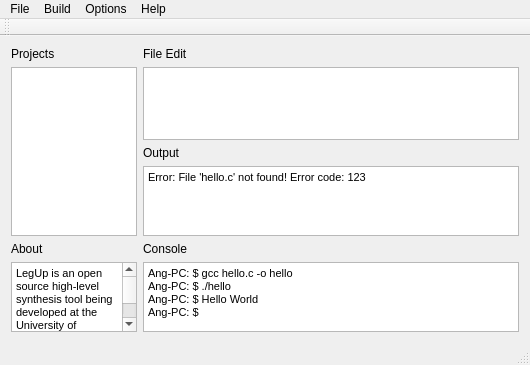
First picture: the form in legup_proper/mainwindow.ui, repository yunliangliu/LegUp_GUI, before the edit.
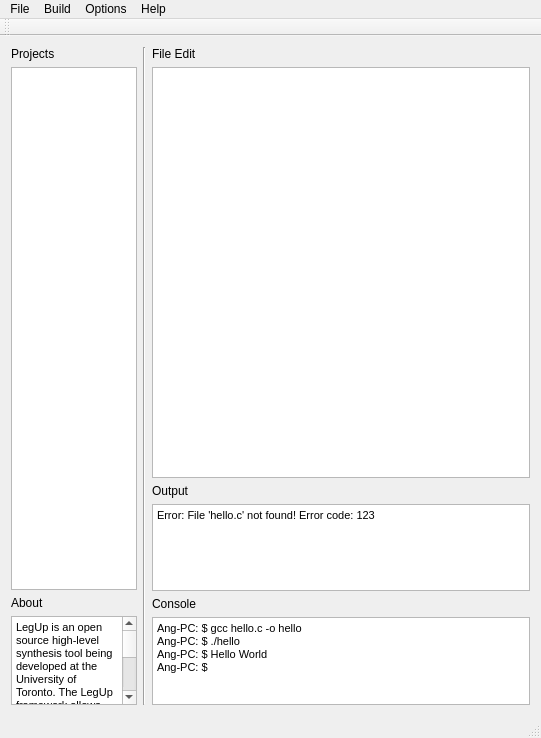
Second picture: the form after the edit. Icons and pictures are not drawn.

Commit message: improved layout and added basic file system

The edit to the form file:
```diff
--- a/legup_proper/mainwindow.ui
+++ b/legup_proper/mainwindow.ui
@@ -6,8 +6,8 @@
    <rect>
     <x>0</x>
     <y>0</y>
-    <width>530</width>
-    <height>365</height>
+    <width>541</width>
+    <height>738</height>
    </rect>
   </property>
   <property name="sizePolicy">
@@ -20,9 +20,17 @@
    <string>LegUp</string>
   </property>
   <widget class="QWidget" name="centralWidget">
-   <layout class="QHBoxLayout" name="horizontalLayout" stretch="1,3">
+   <property name="sizePolicy">
+    <sizepolicy hsizetype="Preferred" vsizetype="Preferred">
+     <horstretch>0</horstretch>
+     <verstretch>0</verstretch>
+    </sizepolicy>
+   </property>
+   <layout class="QHBoxLayout" name="horizontalLayout" stretch="1,0,3">
     <item>
-     <layout class="QVBoxLayout" name="verticalLayout" stretch="0,5,0,1">
+     <layout class="QVBoxLayout" name="verticalLayout_4" stretch="5,1">
+      <item>
+       <layout class="QVBoxLayout" name="verticalLayout">
       <item>
        <widget class="QLabel" name="label">
         <property name="text">
@@ -40,6 +48,10 @@
         </property>
        </widget>
       </item>
+       </layout>
+      </item>
+      <item>
+       <layout class="QVBoxLayout" name="verticalLayout_3">
       <item>
        <widget class="QLabel" name="label_2">
         <property name="text">
@@ -66,8 +78,19 @@
       </item>
      </layout>
     </item>
+     </layout>
+    </item>
     <item>
-     <layout class="QVBoxLayout" name="verticalLayout_2" stretch="0,4,0,1,0,1">
+     <widget class="Line" name="line">
+      <property name="orientation">
+       <enum>Qt::Vertical</enum>
+      </property>
+     </widget>
+    </item>
+    <item>
+     <layout class="QVBoxLayout" name="verticalLayout_7" stretch="4,1,1">
+      <item>
+       <layout class="QVBoxLayout" name="verticalLayout_2">
       <item>
        <widget class="QLabel" name="label_3">
         <property name="text">
@@ -85,6 +108,10 @@
         </property>
        </widget>
       </item>
+       </layout>
+      </item>
+      <item>
+       <layout class="QVBoxLayout" name="verticalLayout_5">
       <item>
        <widget class="QLabel" name="label_4">
         <property name="text">
@@ -109,6 +136,10 @@
         </property>
        </widget>
       </item>
+       </layout>
+      </item>
+      <item>
+       <layout class="QVBoxLayout" name="verticalLayout_6">
       <item>
        <widget class="QLabel" name="label_5">
         <property name="text">
@@ -139,13 +170,15 @@
      </layout>
     </item>
    </layout>
+    </item>
+   </layout>
   </widget>
   <widget class="QMenuBar" name="menuBar">
    <property name="geometry">
     <rect>
      <x>0</x>
      <y>0</y>
-     <width>530</width>
+     <width>541</width>
      <height>21</height>
     </rect>
    </property>
```
Lines whose indentation alone changed are shown as unchanged. The commit also changes 8 other files.
